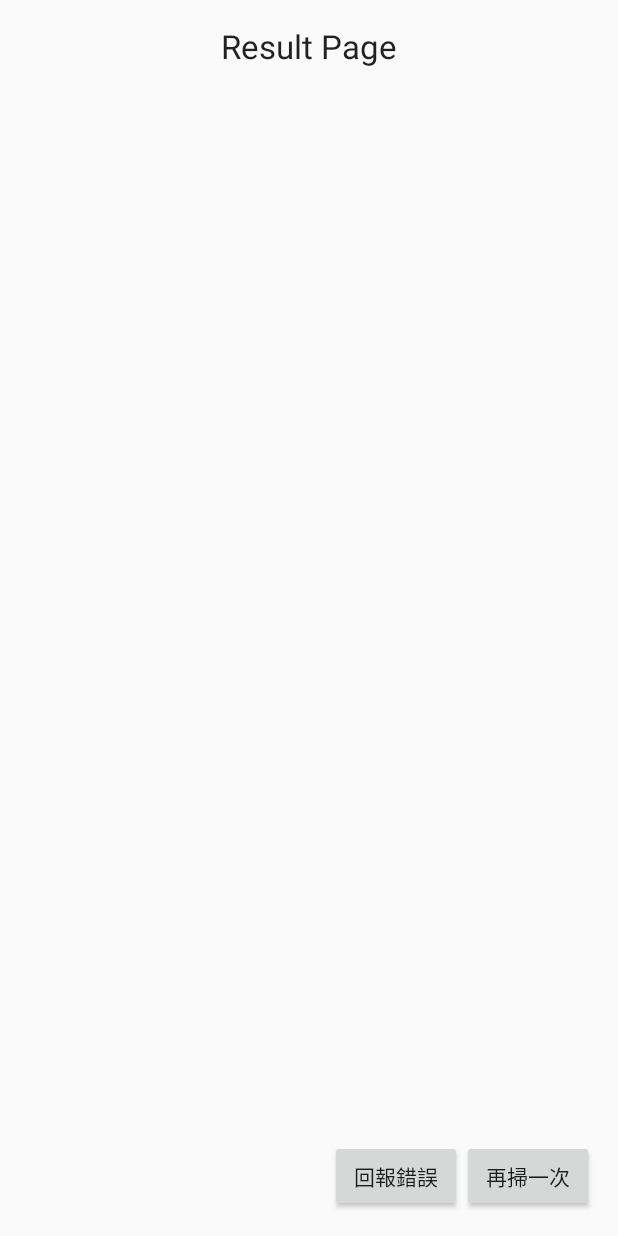
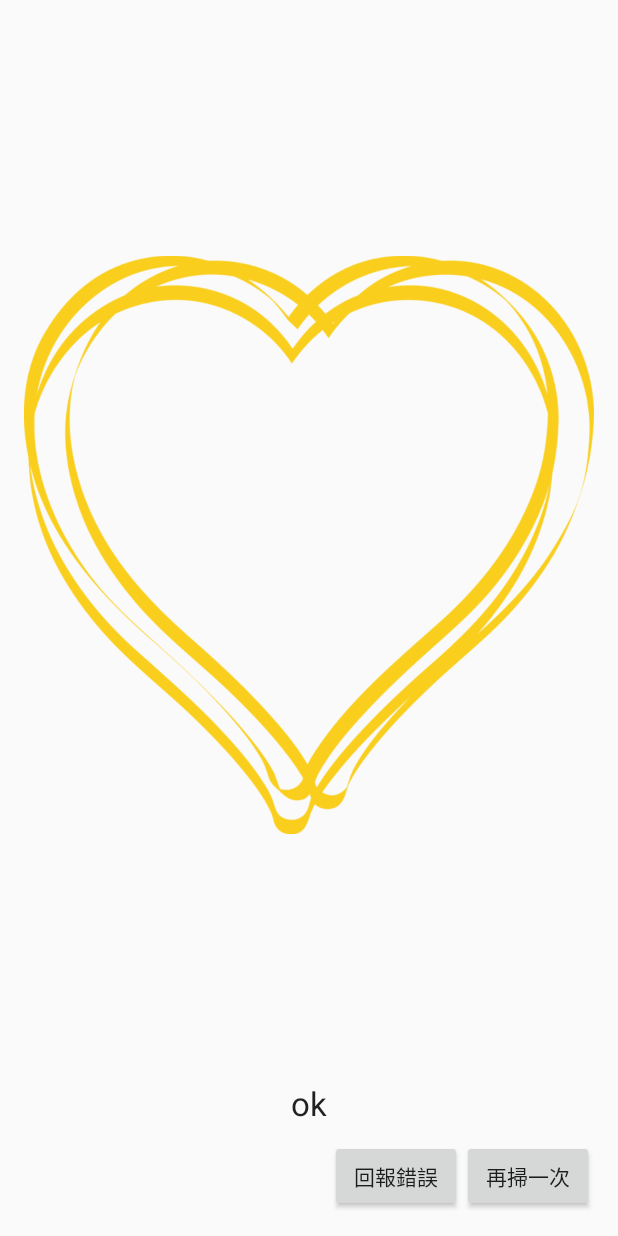
Before and after one commit to heronyang/safe-food-scanner, an Android app: the layout activity_result.xml on its own in the app's theme, with its tools: preview values and no code run, on a phone screen of 412 x 824 dp. Run offline under Robolectric (Android 15) with nearby library versions, the phone set to English and light mode, and no system bars.

Commit message:
work for all features

```diff
--- a/app/src/main/java/me/heron/safefoodscanner/activity/MainActivity.java
+++ b/app/src/main/java/me/heron/safefoodscanner/activity/MainActivity.java
@@ -53,6 +53,7 @@ import me.heron.safefoodscanner.Parse.ParseAPIAdaptor;
 import me.heron.safefoodscanner.Parse.ParseAPICallback;
 import me.heron.safefoodscanner.Parse.ParseProxyObject;
 import me.heron.safefoodscanner.R;
+import me.heron.safefoodscanner.TestActivity;
 import me.heron.safefoodscanner.barcode.BarcodeDetectedCallback;
 import me.heron.safefoodscanner.barcode.BarcodeTrackerFactory;
 import me.heron.safefoodscanner.ui.camera.CameraSource;
--- a/app/src/main/res/layout/activity_result.xml
+++ b/app/src/main/res/layout/activity_result.xml
@@ -13,10 +13,12 @@
         android:layout_width="wrap_content"
         android:layout_height="wrap_content"
         android:textAppearance="?android:attr/textAppearanceLarge"
-        android:text="Result Page"
+        android:text="ok"
         android:id="@+id/resultTextView"
-        android:layout_alignParentTop="true"
-        android:layout_centerHorizontal="true" />
+        android:layout_above="@+id/reportErrorButton"
+        android:layout_centerHorizontal="true"
+        android:layout_marginTop="10dp"
+        android:layout_marginBottom="10dp" />
 
     <Button
         android:layout_width="wrap_content"
@@ -38,4 +40,17 @@
         android:layout_toLeftOf="@+id/scanAgainButton"
         android:layout_toStartOf="@+id/scanAgainButton" />
 
+    <ImageView
+        android:layout_width="fill_parent"
+        android:layout_height="fill_parent"
+        android:id="@+id/resultImageView"
+        android:layout_alignParentTop="true"
+        android:layout_alignParentLeft="true"
+        android:layout_alignParentStart="true"
+        android:src="@drawable/heart"
+        android:contentDescription="@string/resultImageContentDescription"
+        android:layout_alignParentRight="true"
+        android:layout_alignParentEnd="true"
+        android:layout_above="@+id/resultTextView" />
+
 </RelativeLayout>
--- a/app/src/main/res/values/colors.xml
+++ b/app/src/main/res/values/colors.xml
@@ -3,4 +3,8 @@
     <color name="colorPrimary">#3F51B5</color>
     <color name="colorPrimaryDark">#303F9F</color>
     <color name="colorAccent">#FF4081</color>
+
+    <color name="colorHappy">#8ac249</color>
+    <color name="colorSad">#d22e2e</color>
+    <color name="colorHeart">#f9cd1c</color>
 </resources>
--- a/app/src/main/res/values/strings.xml
+++ b/app/src/main/res/values/strings.xml
@@ -17,4 +17,9 @@
     <string name="uploadingText">上載中…</string>
     <string name="uploadCompletedText">相片上載完成，謝謝您</string>
     <string name="loadingWaitText">分析中，請稍等…</string>
+    <string name="isTransFatContainedText">含有反式脂肪</string>
+    <string name="isNotTransFatContainedText">不含有反式脂肪</string>
+    <string name="resultImageContentDescription">Result Image</string>
+    <string name="takePictureIntroductionMessage">請照一張「食品成分」的相片協助我們建立資料</string>
+    <string name="takePictureIntroductionTitle">謝謝</string>
 </resources>
```
Also changed, not shown: app/src/main/AndroidManifest.xml (+7 -7 lines), app/src/main/java/me/heron/safefoodscanner/TestActivity.java (added, +13 -0 lines), app/src/main/java/me/heron/safefoodscanner/activity/ErrorReportActivity.java (+20 -1 lines), app/src/main/java/me/heron/safefoodscanner/activity/ResultActivity.java (+45 -4 lines), app/src/main/res/layout/activity_test.xml (added, +20 -0 lines), app/src/main/res/drawable/happy_face.png (added), app/src/main/res/drawable/heart.png (added), app/src/main/res/drawable/sad_face.png (added).
